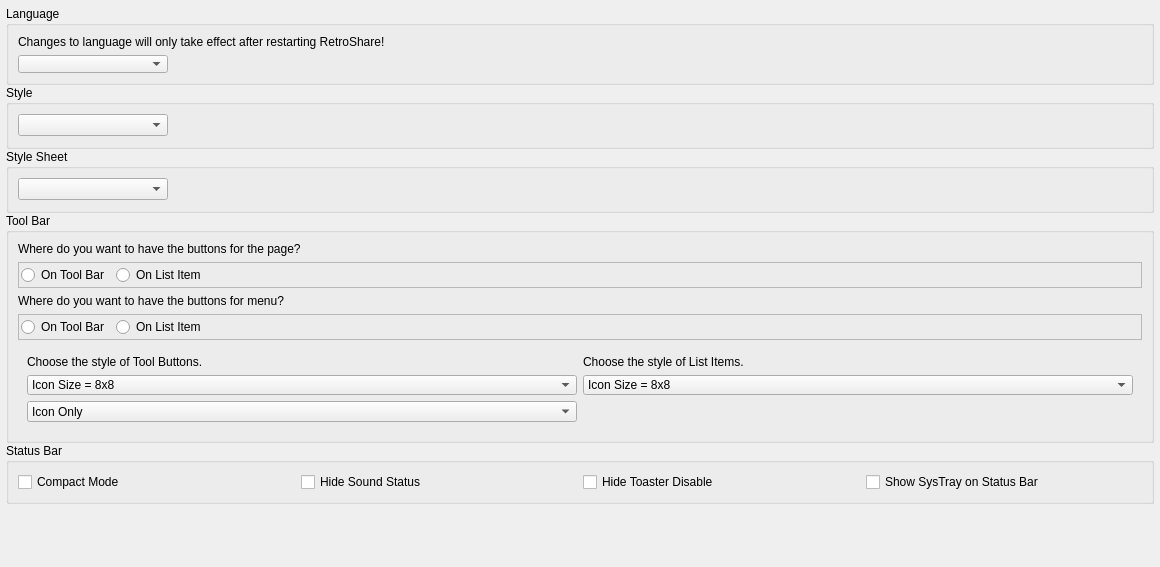
RetroShare/RetroShare, file retroshare-gui/src/gui/settings/AppearancePage.ui: the form before one commit.
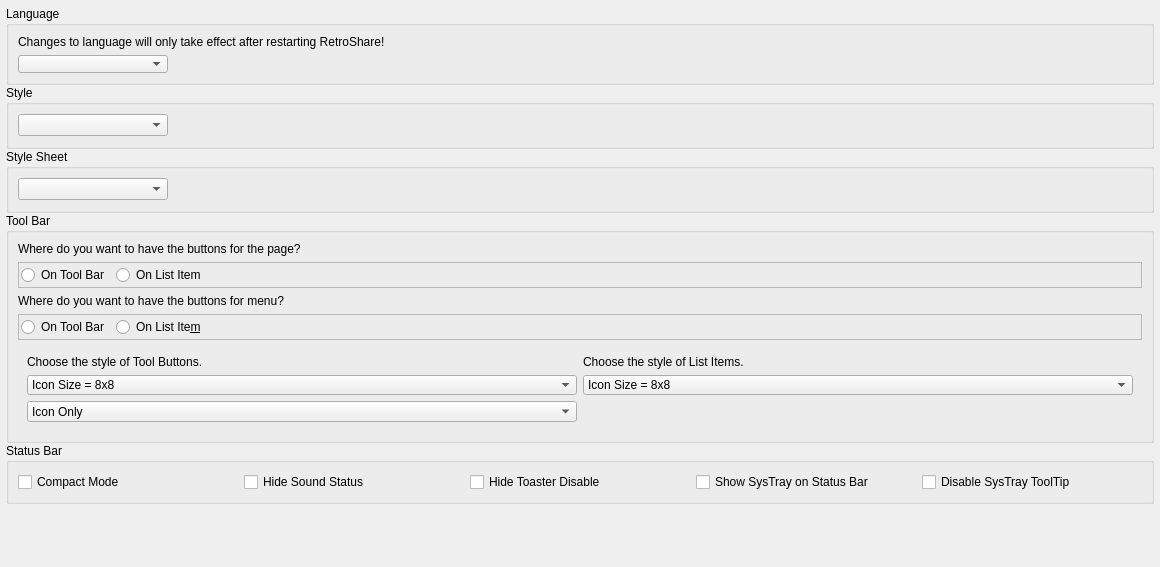
The form after the commit.

Commit message: add option to disable updates to systray tooltip

```diff
--- a/retroshare-gui/src/gui/settings/AppearancePage.ui
+++ b/retroshare-gui/src/gui/settings/AppearancePage.ui
@@ -212,7 +212,7 @@
          <item>
           <widget class="QRadioButton" name="rbtActionOnListItem">
            <property name="text">
-            <string>On List Item</string>
+            <string>On List Ite&amp;m</string>
            </property>
           </widget>
          </item>
@@ -461,6 +461,13 @@
         </property>
        </widget>
       </item>
+      <item>
+       <widget class="QCheckBox" name="checkBoxDisableSysTrayToolTip">
+        <property name="text">
+         <string>Disable SysTray ToolTip</string>
+        </property>
+       </widget>
+      </item>
      </layout>
     </widget>
    </item>
```
Left out of the diff: 33 changed lines with no effect on the pictures. The commit also changes 3 other files.
